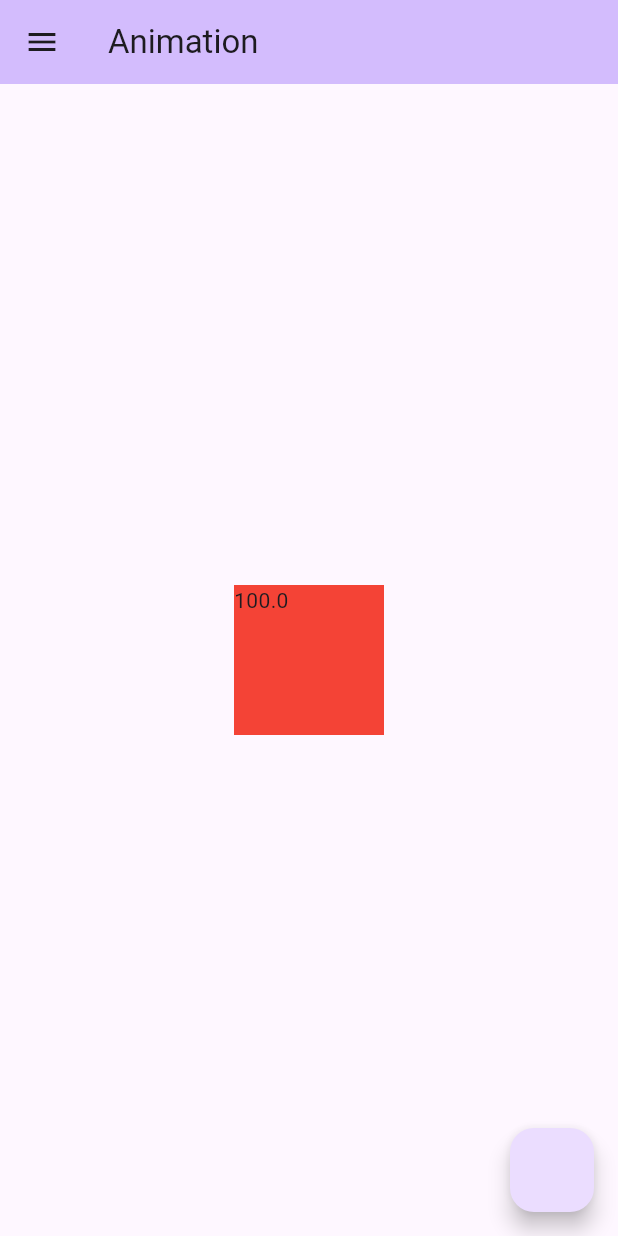
After one commit to kamalnorizan/flutterTodolist, a Flutter app: the screen it shows after launch, in the side drawer, after a tap on "Animation", on a phone screen of 412 x 824 dp. The commit adds this screen. Run offline on Flutter 3.47's test engine with Material 2 defaults, Android fonts, the phone set to English and light mode, and no system bars; our stand-ins replace fl_chart, shared_preferences.

Commit message:
animation

```diff
--- a/lib/main.dart
+++ b/lib/main.dart
@@ -1,5 +1,6 @@
 import 'package:flutter/material.dart';
 import 'package:shared_preferences/shared_preferences.dart';
+import 'package:todolist/screen/animationScreen.dart';
 import 'package:todolist/screen/chartsScreen.dart';
 import 'package:todolist/screen/home.dart';
 import 'package:todolist/screen/login.dart';
@@ -30,6 +31,7 @@ class MyApp extends StatelessWidget {
         '/login': (context) => Login(),
         '/register': (context) => Register(),
         '/home' : (context) => Home(),
+        '/animation' : (context) => AnimationScreen(),
         '/charts' : (context) => ChartScreen(),
         '/kalkulator': (context) => MyFirstScreen()
       },
--- /dev/null
+++ b/lib/screen/animationScreen.dart
@@ -0,0 +1,72 @@
+import 'package:flutter/material.dart';
+
+import '../widgets/mainDrawer.dart';
+
+class AnimationScreen extends StatefulWidget {
+  @override
+  State<AnimationScreen> createState() => _AnimationScreenState();
+}
+
+class _AnimationScreenState extends State<AnimationScreen>
+    with SingleTickerProviderStateMixin {
+  late AnimationController _animationController;
+  late Animation<double> _sizeAnimation;
+
+  @override
+  void initState() {
+    // TODO: implement initState
+    super.initState();
+    _animationController = AnimationController(
+      vsync: this,
+      duration: Duration(seconds: 5),
+    );
+
+    _sizeAnimation =
+        Tween(begin: 100.00, end: 200.00).animate(_animationController);
+
+    _animationController.addStatusListener((status) {
+      if (status == AnimationStatus.completed) {
+        _animationController.reverse();
+        print('go reverse');
+      } else if (status == AnimationStatus.dismissed) {
+        _animationController.forward();
+        print('go forward');
+      }
+    });
+  }
+
+  @override
+  Widget build(BuildContext context) {
+    return Scaffold(
+      appBar: AppBar(
+        title: Text('Animation'),
+        backgroundColor: Theme.of(context).colorScheme.inversePrimary,
+      ),
+      drawer: const MainDrawer(),
+      body: Center(
+        child: AnimatedBuilder(
+          animation: _sizeAnimation,
+          builder: (context, child) {
+            return Container(
+                width: _sizeAnimation.value,
+                height: _sizeAnimation.value,
+                color: Colors.red,
+              child: Text(_sizeAnimation.value.toString()),
+            );
+          },
+        ),
+      ),
+      floatingActionButton: FloatingActionButton(
+        onPressed: () {
+          if (_animationController.status == AnimationStatus.completed) {
+            _animationController.reverse();
+            print('go reverse');
+          } else if (_animationController.status == AnimationStatus.dismissed) {
+            _animationController.forward();
+            print('go forward');
+          }
+        },
+      ),
+    );
+  }
+}
--- a/lib/screen/login.dart
+++ b/lib/screen/login.dart
@@ -72,7 +72,8 @@ class _LoginState extends State<Login> {
                 child: Column(
                   children: [
                     const SizedBox(height: 100,),
-                    Image.asset('assets/mains.png'),
+                    Hero(tag: 'logo',
+                    child: Image.asset('assets/mains.png')),
                     const SizedBox(height: 20,),
                     TextFormField(
                         controller: usernameEC,
--- a/lib/widgets/mainDrawer.dart
+++ b/lib/widgets/mainDrawer.dart
@@ -82,6 +82,18 @@ class _MainDrawerState extends State<MainDrawer> {
             },
           ),
           ListTile(
+            leading: const Icon(Icons.animation),
+            title: const Text(
+              'Animation',
+              style: TextStyle(
+                  fontWeight: FontWeight.bold, fontStyle: FontStyle.italic),
+            ),
+            onTap: () {
+              Navigator.pop(context);
+              Navigator.pushReplacementNamed(context, '/animation');
+            },
+          ),
+          ListTile(
             leading: const Icon(Icons.calculate),
             title: const Text('Kalkulator'),
             subtitle: const Text('Zakat Pendapatan'),
```
Also changed, not shown: lib/screen/home.dart (+57 -14 lines).
